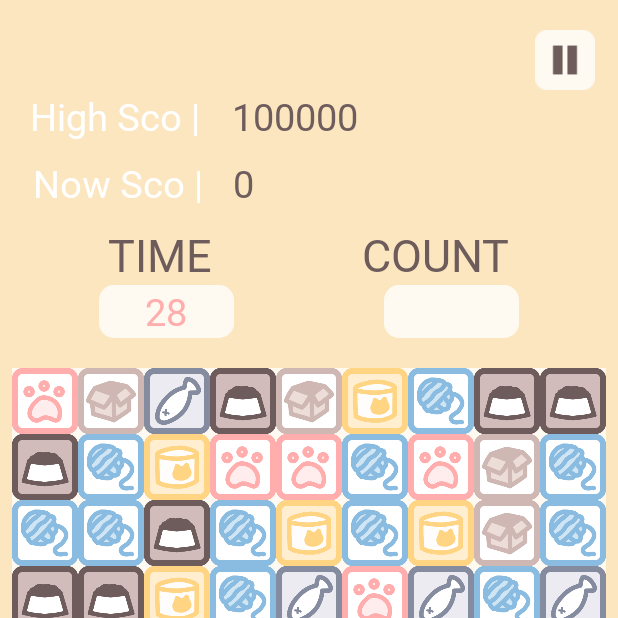
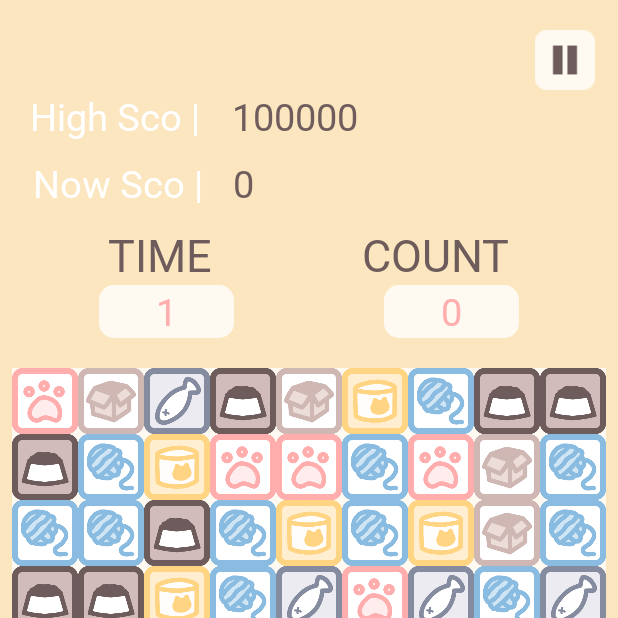
Before and after one commit to isdiscodead/nyang_crush, an Android app: the GameActivity screen opened directly, with no data from a screen before it, after a tap on an icon or button, on a phone screen of 412 x 824 dp, the top half of it. Run offline under Robolectric (Android 15) with nearby library versions, the light colour scheme and no system bars; our stand-ins replace data binding; 1 other tap on this screen came first.

Commit message:
[김흥석] 게임 점수관련 수정중

```diff
--- a/NyangCrush/app/src/main/java/com/pro/nyangcrush/GameActivity.java
+++ b/NyangCrush/app/src/main/java/com/pro/nyangcrush/GameActivity.java
@@ -25,6 +25,7 @@ import android.view.animation.TranslateAnimation;
 import android.widget.Button;
 import android.widget.ImageView;
 import android.widget.TextView;
+import android.widget.Toast;
 
 import com.pro.nyangcrush.databinding.ActivityGameBinding;
 
@@ -60,7 +61,7 @@ public class GameActivity extends Activity {
 
     private int combo; //콤보 점수
     private int cnt; //첫터치 반응 확인
-    private int combotime;
+    private int combotime; //콤보 유지시간
 
     //타이머부분
     private int timer; //게임 플레이 타임
@@ -97,33 +98,38 @@ public class GameActivity extends Activity {
         nyangArray = new NyangImageView[9][9]; //게임 판 9X9
         nyangPositions = new NyangPosition[9][9]; //게임말 9X9배치
 
+
         /* pause 버튼 눌렀을 때 다이얼로그 생성 */
         binding.btnPause.setOnClickListener(new View.OnClickListener() {
             @Override
             public void onClick(View view) {
-                dialog = new Dialog( GameActivity.this );
+                dialog = new Dialog(GameActivity.this);
 
-                dialog.setCancelable( false );
+                dialog.setCancelable(false);
                 dialog.requestWindowFeature(Window.FEATURE_NO_TITLE);
                 Objects.requireNonNull(dialog.getWindow()).setBackgroundDrawable(new ColorDrawable(Color.TRANSPARENT));
 
-                dialog.setContentView( R.layout.diag_pause );
+                dialog.setContentView(R.layout.diag_pause);
 
-                btn_back = dialog.findViewById( R.id.btn_back );
-                btn_stop = dialog.findViewById( R.id.btn_stop );
-                btn_replay = dialog.findViewById( R.id.btn_replay );
-                btn_close = dialog.findViewById( R.id.btn_close );
+                btn_back = dialog.findViewById(R.id.btn_back);
+                btn_stop = dialog.findViewById(R.id.btn_stop);
+                btn_replay = dialog.findViewById(R.id.btn_replay);
+                btn_close = dialog.findViewById(R.id.btn_close);
 
                 dialog.show();
 
-                btn_back.setOnClickListener( dialClick );
-                btn_stop.setOnClickListener( dialClick );
-                btn_replay.setOnClickListener( dialClick );
-                btn_close.setOnClickListener( dialClick );
+                btn_back.setOnClickListener(dialClick);
+                btn_stop.setOnClickListener(dialClick);
+                btn_replay.setOnClickListener(dialClick);
+                btn_close.setOnClickListener(dialClick);
+
                 //게임 중지
-                if(gameStatus == GAME_PLAYING  && touchStatus) {
+                if (gameStatus == GAME_PLAYING && touchStatus) {
                     pauseGame();
+
                 }
+
+
             }
         });//btnPause.setOnClickListener
 
@@ -138,8 +144,6 @@ public class GameActivity extends Activity {
             public void onGlobalLayout() {
                 //plate에 아이템을 9x9로 배치하기 위해 정확히 9로 나눠지는 수치를 계산
                 plateSize = ( binding.gamePlate.getWidth() / 9) * 9;
-                Log.i("my",""+plateSize);
-                touchStatus = true;
                 //plate 넓이, 높이 설정
                 //ViewGroup : View의 부모 , view는 textview, editview, button, imageview등
                 //자식객체밖에 못건듬
@@ -164,7 +168,6 @@ public class GameActivity extends Activity {
                         } while (checkNyangArray());
                         basicSetting();
                         startGame();
-
                     }
                 });
 
@@ -730,16 +733,20 @@ public class GameActivity extends Activity {
             //콤보부분
             if(cnt > 0){ //첫터치 1이상 반응 후
                 combo++; //콤보증가
+
+                if(removeList.size() >= 3){
+                    userScore += removeList.size() * combo;
+                }
             }
 
             binding.count.setText(""+combo);
 
-            Log.i("fa","combo : "+combo);
+//            Log.i("fa","combo : "+combo);
 
-                 //콤보 점수
-                //콤보당 * 5 증가
-                userScore += combo * 5;
-
+            //콤보 점수
+            //콤보당 * 5 증가
+            userScore += combo * 5;
+            Log.i("fa","combo : "+userScore);
 
 //            highScore = highScore < userScore ? userScore : highScore;
 
@@ -757,7 +764,7 @@ public class GameActivity extends Activity {
             /*if(effectSound)
                 soundPool.play(dustRemoveSound, effectSoundVolume, effectSoundVolume,  1,  0,  1);
             */
-   }
+        }
 
         return flag;
     }//checklist
@@ -793,13 +800,10 @@ public class GameActivity extends Activity {
 
         gameStatus = GAME_PLAYING;
         touchStatus = true;
+        timerThreadContoller = true;
 
-        //초기 셋팅 타이머
-        timerThreadContoller = true;
-        timer = 30;//시작 타임
-        binding.time.setText(""+timer);
+        timer = 5;//시작 타임
         time = 0;//진행 시간
-
         binding.nowScore.setText(""+String.format("%,d", userScore));
 //        highScoreView.setText(""+String.format("%,d", highScore));
 
@@ -809,8 +813,6 @@ public class GameActivity extends Activity {
         //미디어 플레이어 셋팅
 //        setMediaPlayer();
 
-//        timer = 0;
-//        stackedNumber = 0;
     }
 
 
@@ -856,6 +858,9 @@ public class GameActivity extends Activity {
         /*if(effectSound)
             gameStartSoundReturnNumber = soundPool.play(gameStartSound, effectSoundVolume, effectSoundVolume,  1,  0,  1.0f);*/
 
+
+        binding.time.setText(""+timer);
+
         //관련 변수 초기화
         timerThreadContoller = true; //타이머 쓰레드 컨트롤 변수
         gameStatus = GAME_PLAYING;
@@ -869,7 +874,7 @@ public class GameActivity extends Activity {
         binding.gameStartMessage.startAnimation(animation);
 
         // 1.5초 뒤 게임 타이머 시작
-         handler.postDelayed(new Runnable() {
+        handler.postDelayed(new Runnable() {
             @Override
             public void run() {
                 //글자 사라지는 애니메이션
@@ -908,7 +913,7 @@ public class GameActivity extends Activity {
                         timer--; //순수 게임시간
                         time++;
                         combotime--;
-                        Log.i("fa","time : "+combotime);
+
                         handler.post(new Runnable() {
                             @Override
                             public void run() {
@@ -923,7 +928,7 @@ public class GameActivity extends Activity {
                             }
                         });
 
-                        if(timer == 0) {
+                        if(timer <= 0) {
                             //게임 종료 조건
                             timerThreadContoller = false;
                         }
@@ -983,8 +988,9 @@ public class GameActivity extends Activity {
                 stop_btn.setOnClickListener(new View.OnClickListener() {
                     @Override
                     public void onClick(View view) {
+                        finish();
                         dialog.dismiss();
-                        finish();
+
                     }
                 });
 
@@ -1014,6 +1020,8 @@ public class GameActivity extends Activity {
         startGame();
     }
 
+
+
     //게임 중지
     private void pauseGame() {
         if(gameStatus == GAME_TERMINATED) return;
@@ -1032,17 +1040,24 @@ public class GameActivity extends Activity {
         touchStatus = true;
     }
 
-
     ////////////////////////////////////////
     // 생명 주기                          //
     ////////////////////////////////////////
     @Override
     public void onBackPressed() {
-        super.onBackPressed();
+        binding.btnPause.performClick();
 
-        //게임속 음악 끄고 타이틀화면 음악 재생
-//        mediaPlayer2.stop();
-        //mediaPlayer1.start();
+    }
+
+    @Override
+    protected void onPause() {
+        super.onPause();
+        binding.btnPause.performClick();
+    }
+
+    @Override
+    protected void onResume() {
+        super.onResume();
 
     }
 
```
